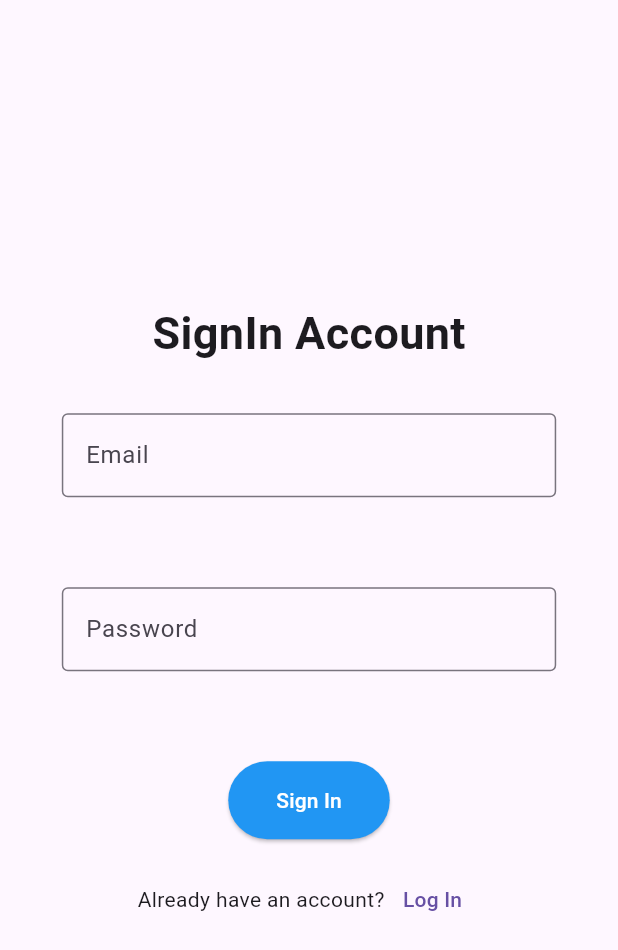
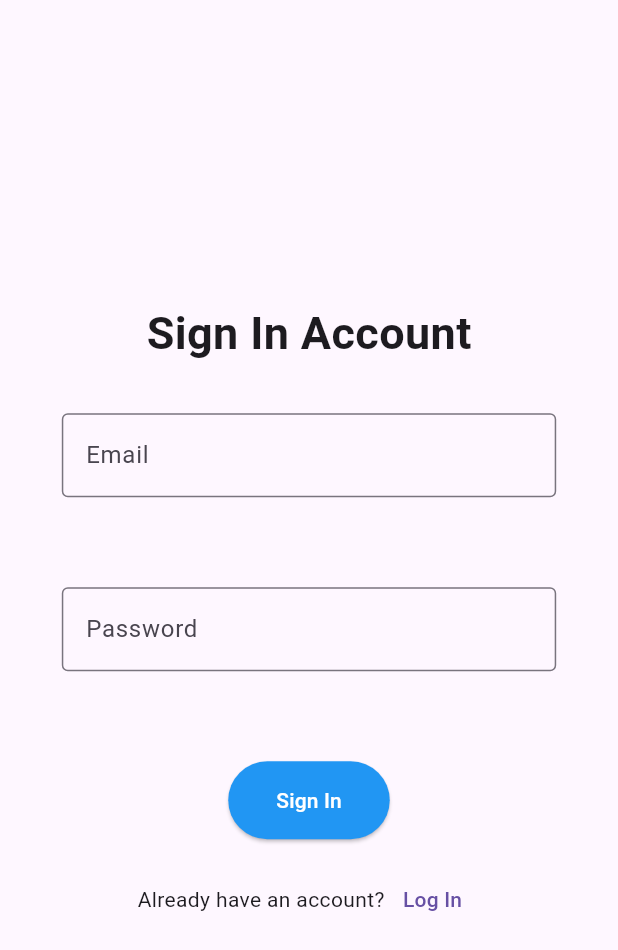
Before and after one commit to MrE2ooo/FirebaseLogin_Logout, a Flutter app: the screen it shows after launch, after a tap on "Sign In", on a phone screen of 412 x 824 dp. Shown: the top 950 px of the screen. Run offline on Flutter 3.47's test engine with Material 3 defaults, Android fonts, the phone set to English and light mode, and no system bars; our stand-ins replace firebase_auth, firebase_core; accounts and stored records are empty; network calls fail.

```diff
--- a/lib/widgets/signinviewbody.dart
+++ b/lib/widgets/signinviewbody.dart
@@ -1,9 +1,15 @@
 import 'package:firebase_auth/firebase_auth.dart';
+import 'package:firelogin/widgets/ErrorDialog.dart';
 import 'package:flutter/material.dart';
 
-class SignInViewBody extends StatelessWidget {
+class SignInViewBody extends StatefulWidget {
   const SignInViewBody({super.key});
 
+  @override
+  State<SignInViewBody> createState() => _SignInViewBodyState();
+}
+
+class _SignInViewBodyState extends State<SignInViewBody> {
   @override
   Widget build(BuildContext context) {
     double screenWidth = MediaQuery.of(context).size.width;
@@ -12,12 +18,31 @@ class SignInViewBody extends StatelessWidget {
     final TextEditingController passwordController = TextEditingController();
 
     void signUserUp() async {
+      // show loading circle
+      showDialog(
+        context: context,
+        builder: (context) {
+          return const Center(
+            child: CircularProgressIndicator(),
+          );
+        },
+      );
 
-
-       UserCredential userCredential = await FirebaseAuth.instance.signInWithEmailAndPassword(
+      // sign in impl
+      try {
+        UserCredential userCredential =
+            await FirebaseAuth.instance.signInWithEmailAndPassword(
           email: emailController.text,
           password: passwordController.text,
         );
+      } on FirebaseAuthException catch (e) {
+        print(e);
+
+      }
+
+      //pop the circle
+      // ignore: use_build_context_synchronously
+      Navigator.pop(context);
     }
 
     return Scaffold(
@@ -27,7 +52,7 @@ class SignInViewBody extends StatelessWidget {
           mainAxisAlignment: MainAxisAlignment.center,
           children: [
             const Text(
-              'SignIn Account',
+              'Sign In Account',
               style: TextStyle(
                 fontSize: 30, // Adjust the font size as needed
                 fontWeight: FontWeight.bold,
@@ -65,9 +90,11 @@ class SignInViewBody extends StatelessWidget {
               },
               style: ElevatedButton.styleFrom(
                 backgroundColor: Colors.blue, // Background color
-                padding: const EdgeInsets.symmetric(horizontal: 32.0, vertical: 16.0),
+                padding: const EdgeInsets.symmetric(
+                    horizontal: 32.0, vertical: 16.0),
               ),
-              child: const Text('Sign In', style: TextStyle(color: Colors.white)),
+              child:
+                  const Text('Sign In', style: TextStyle(color: Colors.white)),
             ),
             const SizedBox(height: 16.0),
             Row(
```
Also changed, not shown: lib/widgets/ErrorDialog.dart (added, +23 -0 lines).
